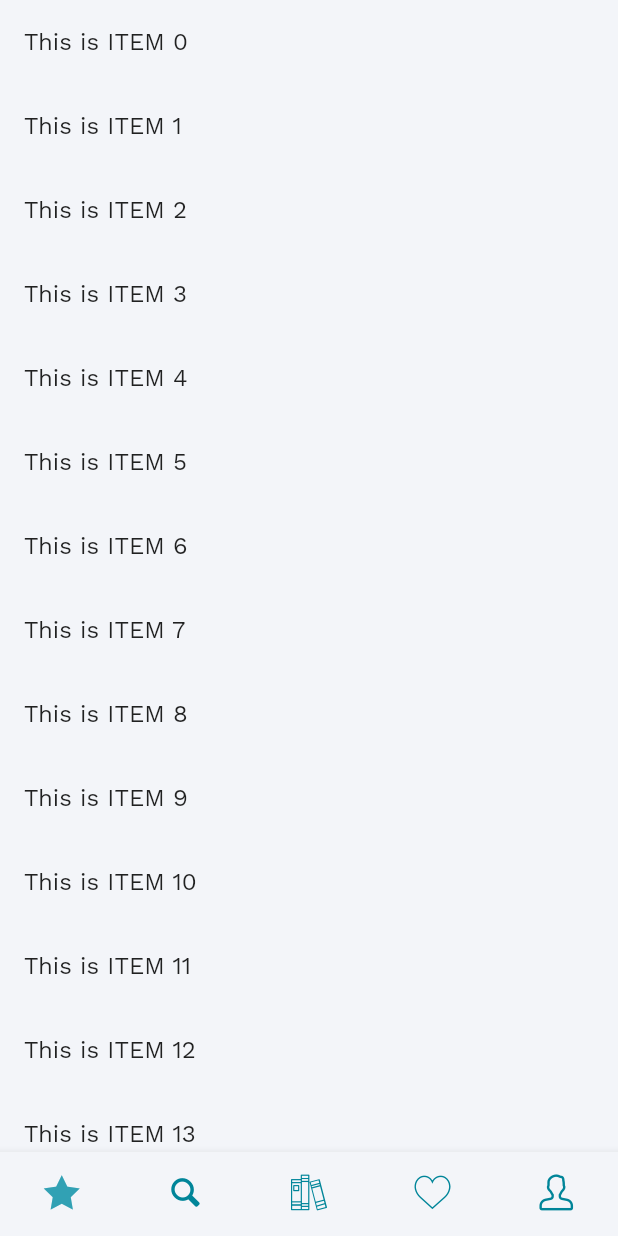
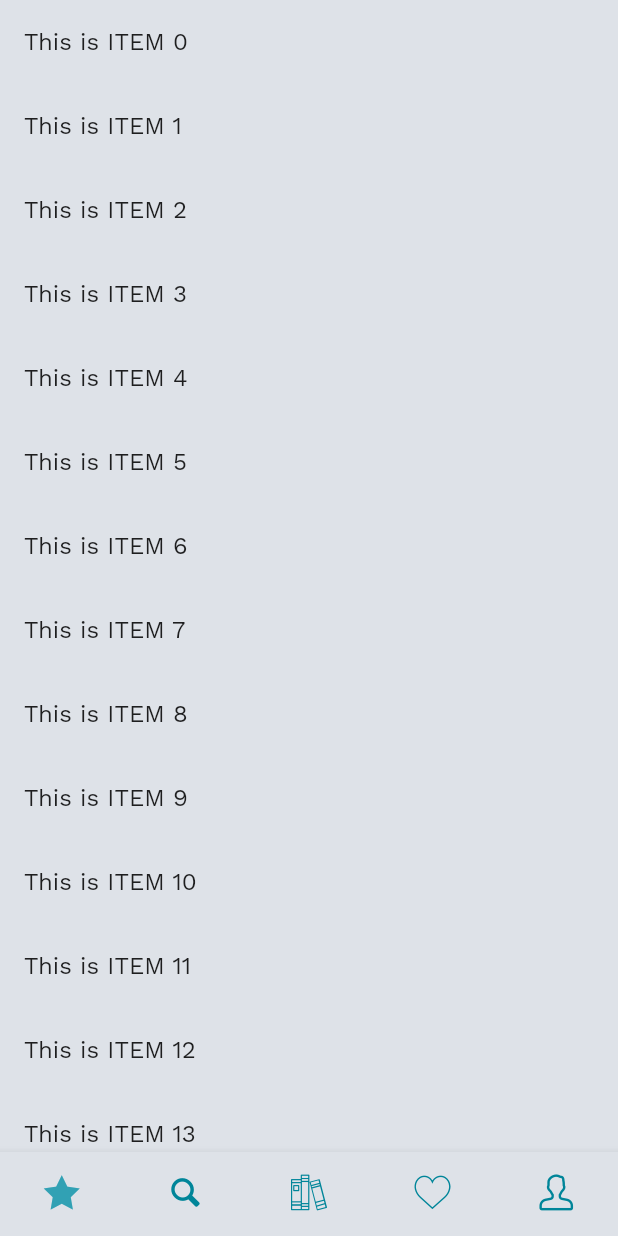
Before and after one commit to definitelyme/oylex, a Flutter app: the screen it shows after launch, on a phone screen of 412 x 824 dp. Run offline on Flutter 3.47's test engine with Material 2 defaults, Android fonts, the light colour scheme and no system bars; our stand-ins replace google_fonts, introduction_screen, pin_code_fields; missing offline and left inert: flag.

Commit message:
Modify windowBackground, fontSize, BoxShadow & App's Logo

```diff
--- a/lib/Foundation/Utils/app_colors.dart
+++ b/lib/Foundation/Utils/app_colors.dart
@@ -15,7 +15,7 @@ class AppColors {
     const <int, Color>{
       500: const Color(_oylexWindowBackground),
       600: const Color(0xFFeef1f6),
-      700: const Color(0xFFdde3ee),
+      700: const Color(0xFFdee2e8),
       800: const Color(0xFFccd5e5),
       900: const Color(0xFFbbc6dd),
     },
--- a/lib/Screens/root-screen.dart
+++ b/lib/Screens/root-screen.dart
@@ -66,7 +66,7 @@ class _RootScreenState extends State<RootScreen> {
     return Scaffold(
       body: _destinationViews[_currentIndex],
       bottomNavigationBar: AnimatedContainer(
-        duration: Duration(milliseconds: 250),
+        duration: Duration(milliseconds: 200),
         height: _isBottomNavVisible ? kBottomNavigationBarHeight : 0.0,
         child: Wrap(
           children: <Widget>[
@@ -77,7 +77,7 @@ class _RootScreenState extends State<RootScreen> {
               showUnselectedLabels: false,
               onTap: _updateNavigationIndex,
               type: BottomNavigationBarType.fixed,
-              backgroundColor: AppColors.windowBackground,
+              backgroundColor: AppColors.windowBackground.shade700,
               selectedItemColor: AppColors.oylexPrimary.shade600,
               unselectedItemColor: AppColors.oylexPrimaryDark.shade400,
               items: Destination.destinations.map((destination) {
--- a/lib/main.dart
+++ b/lib/main.dart
@@ -23,7 +23,7 @@ class MyApp extends StatelessWidget {
       theme: ThemeData(
           primarySwatch: AppColors.oylexPrimary,
           buttonTheme: ButtonThemeData(minWidth: 4),
-          scaffoldBackgroundColor: AppColors.windowBackground,
+          scaffoldBackgroundColor: AppColors.windowBackground.shade700,
           accentColor: AppColors.oylexAccent,
           textTheme:
               GoogleFonts.workSansTextTheme(Theme.of(context).textTheme)),
```
Also changed, not shown: lib/Screens/main/my_courses-screen.dart (+11 -7 lines), lib/components/main/courses-tab.dart (+4 -4 lines).
